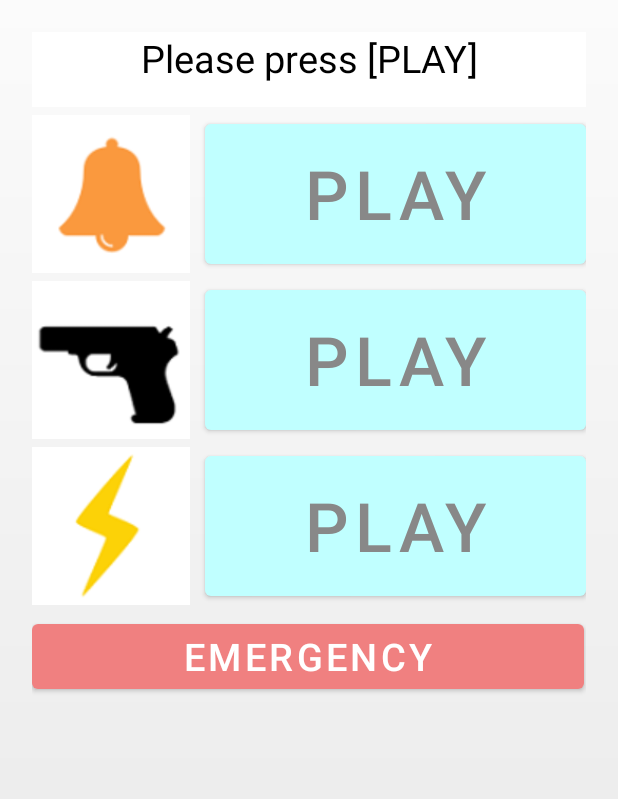
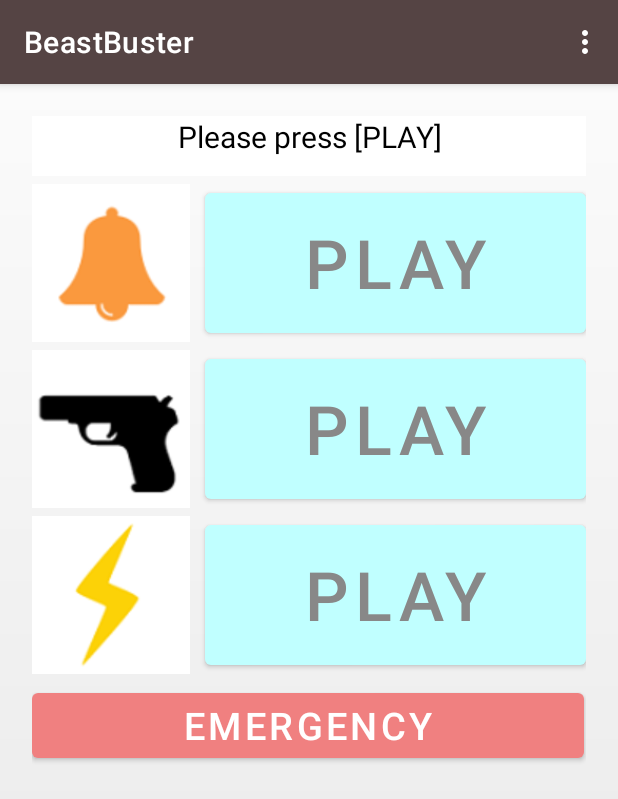
Before and after one commit to tfs-apps-one/BeastBuster, an Android app: the screen it shows after launch (MainActivity), on a phone screen of 412 x 824 dp. Shown: the top 799 px of the screen. Run offline under Robolectric (Android 15) with nearby library versions, the phone set to English and light mode, and no system bars; our stand-ins replace AdMob.

Commit message:
Main画面とサブ画面の調整

```diff
--- a/app/src/main/java/apps/ft/beastbuster/MainActivity.java
+++ b/app/src/main/java/apps/ft/beastbuster/MainActivity.java
@@ -58,8 +58,9 @@ import android.database.DatabaseUtils;
 import android.database.sqlite.SQLiteDatabase;
 
 
-public class MainActivity extends AppCompatActivity {
-//public class MainActivity extends AppCompatActivity implements SensorEventListener {
+//public class MainActivity extends AppCompatActivity {
+public class MainActivity extends AppCompatActivity
+        implements SensorEventListener {
 
     private MediaPlayer bgm;
     private int now_volume;
@@ -89,7 +90,6 @@ public class MainActivity extends AppCompatActivity {
     private String emergency_kind = "";
     private boolean volume_back = false;
     //ライト関連
-//    private Camera camera = null;
     private CameraManager mCameraManager;
     private String mCameraId = null;
     private boolean isOn = false;
@@ -126,7 +126,6 @@ public class MainActivity extends AppCompatActivity {
         _language = _local.getLanguage();
         _country = _local.getCountry();
 
-        setContentView(R.layout.content_main);
         TextView v = (TextView)findViewById(R.id.textView);
         if (_language.equals("ja")) {
             v.setText("[PLAY]で通常再生します");
@@ -472,10 +471,7 @@ public class MainActivity extends AppCompatActivity {
 
         //音量調整
         AudioManager am = (AudioManager)getSystemService(Context.AUDIO_SERVICE);
-        // 現在の音量を取得する
-//        int ringVolume = am.getStreamVolume(AudioManager.STREAM_MUSIC);
-//        int ringMaxVolume = am.getStreamMaxVolume(AudioManager.STREAM_MUSIC);
-        // 音量を設定する
+       // 音量を設定する
         am.setStreamVolume(AudioManager.STREAM_MUSIC, sound_volume, 0);
 
 /*        if (bgm.isPlaying() == false) {
@@ -657,7 +653,6 @@ public class MainActivity extends AppCompatActivity {
         return super.onOptionsItemSelected(item);
     }
 
-    /*
     @Override
     public void onSensorChanged(SensorEvent event) {
         switch(event.sensor.getType()){
@@ -685,7 +680,11 @@ public class MainActivity extends AppCompatActivity {
             }
         }
     }
-    */
+
+    @Override
+    public void onAccuracyChanged(Sensor sensor, int i) {
+
+    }
 
 
     /**
@@ -780,9 +779,8 @@ public class MainActivity extends AppCompatActivity {
         Log.v("LifeCycle", "------------------------------>onResume");
 
         //センサ関連
-/*        sensorManager.registerListener(this, sensorManager.getDefaultSensor(Sensor.TYPE_ACCELEROMETER), SensorManager.SENSOR_DELAY_NORMAL);
+        sensorManager.registerListener(this, sensorManager.getDefaultSensor(Sensor.TYPE_ACCELEROMETER), SensorManager.SENSOR_DELAY_NORMAL);
         sensorManager.registerListener(this, sensorManager.getDefaultSensor(Sensor.TYPE_MAGNETIC_FIELD), SensorManager.SENSOR_DELAY_NORMAL);
- */
     }
 
     @Override
@@ -817,13 +815,6 @@ public class MainActivity extends AppCompatActivity {
         {
             mCameraManager = null;
         }
-/*        if (camera != null) {
-            //カメラデバイス動作停止
-            camera.stopPreview();
-            //カメラデバイス解放
-            camera.release();
-            camera = null;
-        }*/
 
         /* 音量の戻しの処理 */
         if (volume_back == true) {
--- a/app/src/main/res/layout/activity_main.xml
+++ b/app/src/main/res/layout/activity_main.xml
@@ -20,4 +20,6 @@
 
     </com.google.android.material.appbar.AppBarLayout>
 
+    <include layout="@layout/content_main" />
+
 </androidx.coordinatorlayout.widget.CoordinatorLayout>
--- a/app/src/main/res/layout/content_main.xml
+++ b/app/src/main/res/layout/content_main.xml
@@ -10,13 +10,14 @@
     android:paddingRight="@dimen/activity_horizontal_margin"
     android:paddingTop="@dimen/activity_vertical_margin"
     app:layout_behavior="@string/appbar_scrolling_view_behavior"
-    android:background="@drawable/bak_grad">
-    app:layout_behavior="@string/appbar_scrolling_view_behavior">
+    android:background="@drawable/bak_grad"
+    tools:context=".MainActivity"
+    tools:showIn="@layout/activity_main">
 
-    <TextView
+<TextView
         android:id="@+id/textView"
         android:layout_width="match_parent"
-        android:layout_height="50dp"
+        android:layout_height="40dp"
         android:layout_alignParentEnd="true"
         android:layout_alignParentStart="true"
         android:layout_alignParentTop="true"
@@ -25,7 +26,7 @@
         android:layout_marginTop="5dp"
         android:gravity="center|top"
         android:text="----"
-        android:textSize="25dp"
+        android:textSize="20dp"
         app:layout_constraintEnd_toEndOf="parent"
         app:layout_constraintStart_toStartOf="parent"
         app:layout_constraintTop_toTopOf="@+id/linearLayout5" />
```
Also changed, not shown: 1 other file.
